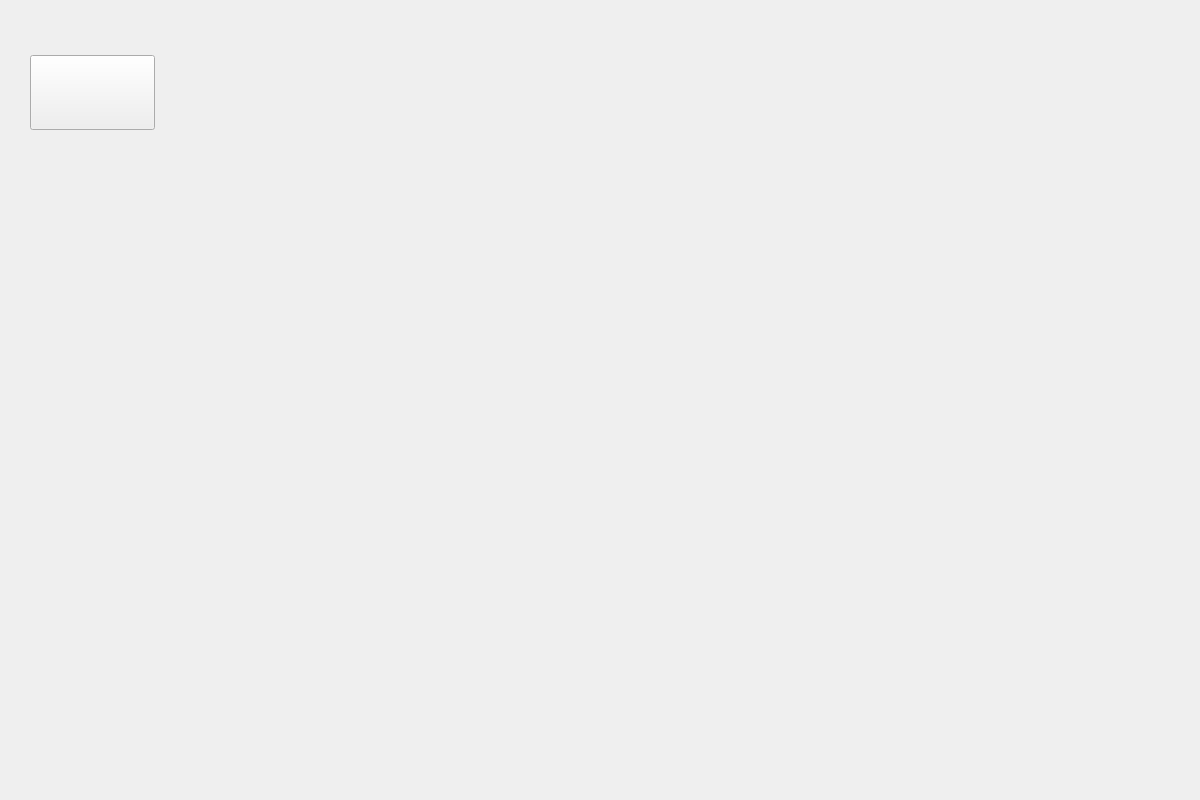
Before: the Qt Designer form app/achievements.ui in ce-itcr/Gladiators-GBP, drawn with Qt 5.
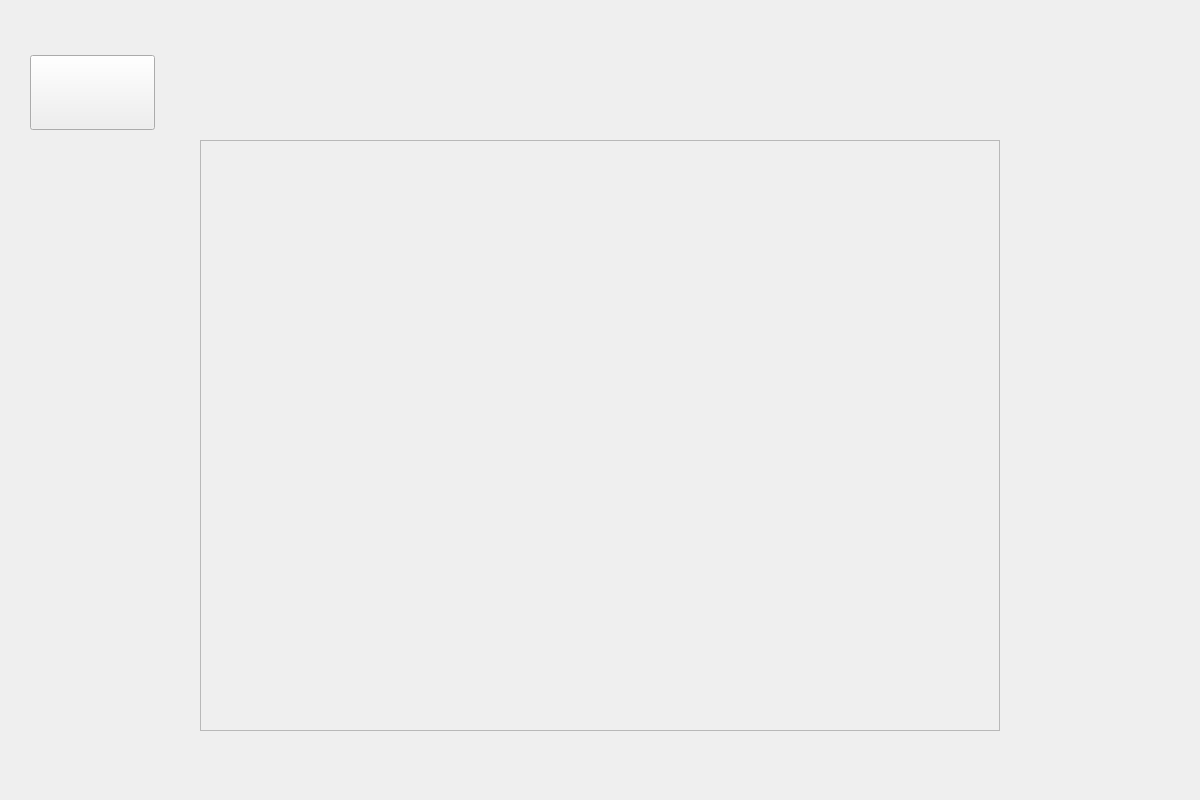
After: the same form once the commit is applied. Icons and pictures are not drawn.

Diff of the .ui file:
```diff
--- a/app/achievements.ui
+++ b/app/achievements.ui
@@ -39,6 +39,41 @@
     <string/>
    </property>
   </widget>
+  <widget class="QLabel" name="label">
+   <property name="geometry">
+    <rect>
+     <x>0</x>
+     <y>0</y>
+     <width>1200</width>
+     <height>800</height>
+    </rect>
+   </property>
+   <property name="styleSheet">
+    <string notr="true">background-image: url(:/img/backgrounds/5.jpg);</string>
+   </property>
+   <property name="text">
+    <string/>
+   </property>
+  </widget>
+  <widget class="QFrame" name="frame">
+   <property name="geometry">
+    <rect>
+     <x>200</x>
+     <y>140</y>
+     <width>800</width>
+     <height>591</height>
+    </rect>
+   </property>
+   <property name="frameShape">
+    <enum>QFrame::StyledPanel</enum>
+   </property>
+   <property name="frameShadow">
+    <enum>QFrame::Raised</enum>
+   </property>
+  </widget>
+  <zorder>label</zorder>
+  <zorder>toMainWIndow</zorder>
+  <zorder>frame</zorder>
  </widget>
  <resources>
   <include location="imgresources.qrc"/>
```
Left out of the diff: 2 changed lines with no effect on the pictures.
